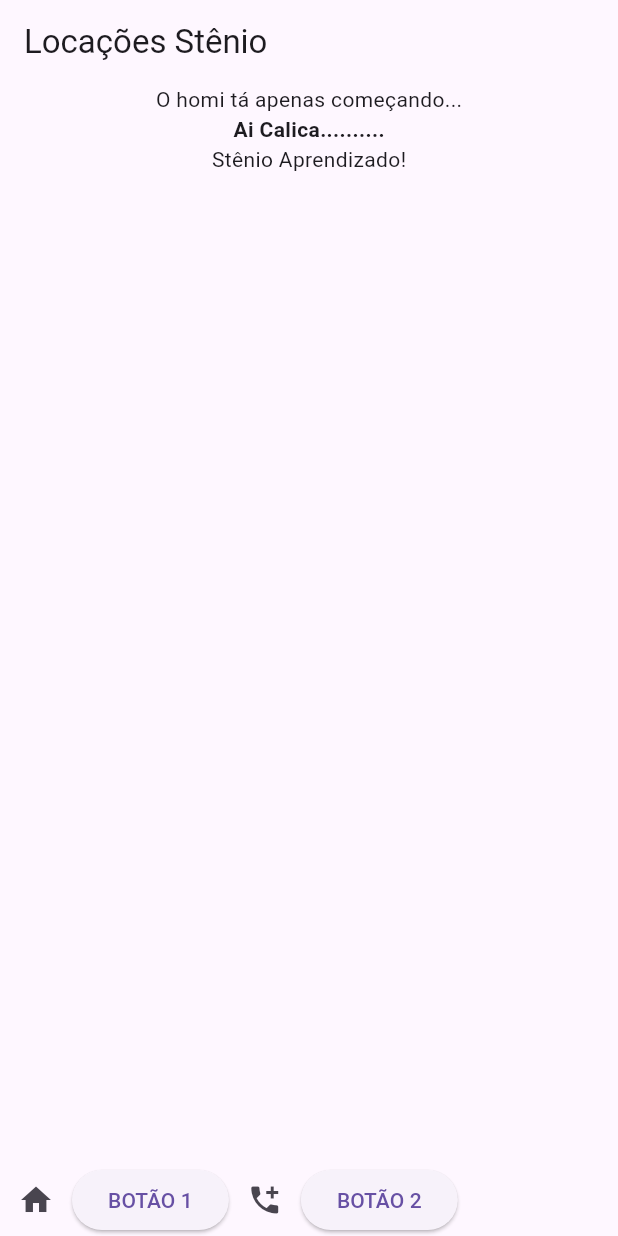
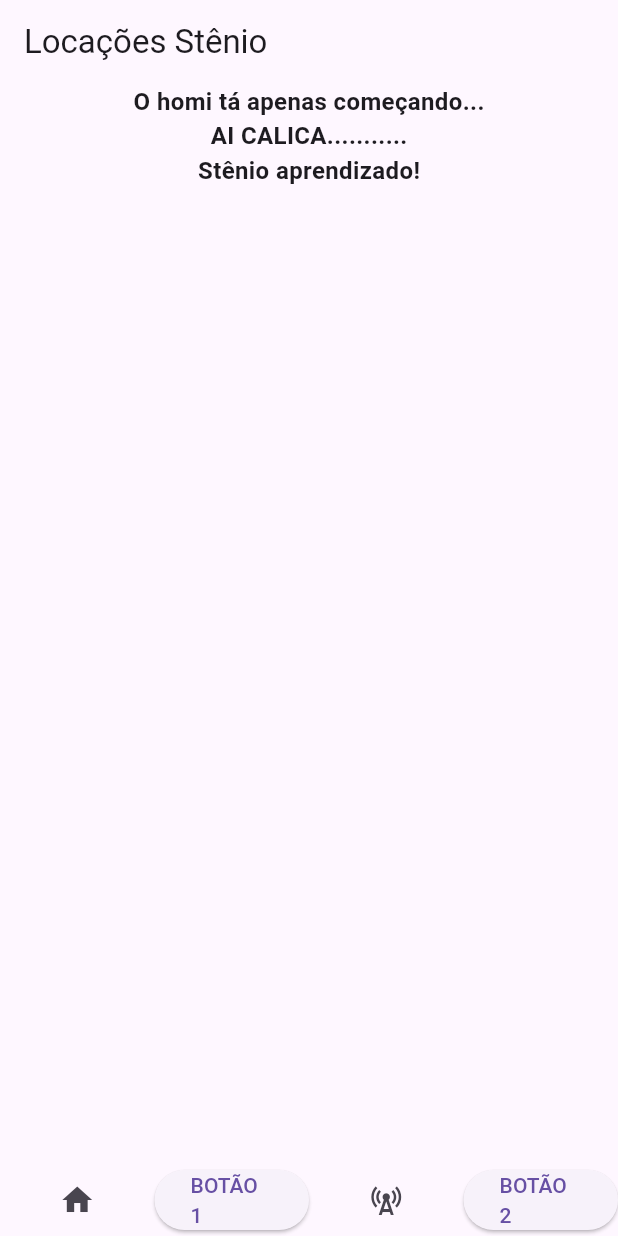
Before and after one commit to StenioEric/POO---UFRN, a Flutter app: the screen it shows after launch, after a tap on "BOTÃO 1", on a phone screen of 412 x 824 dp. Run offline on Flutter 3.47's test engine with Material 3 defaults, Android fonts, the phone set to English and light mode, and no system bars; Roboto replaces fonts that are missing (Montserrat).

Commit message:
Atualização na fonte de texto

```diff
--- a/flutter_zb4006glb410/lib/main.dart
+++ b/flutter_zb4006glb410/lib/main.dart
@@ -4,7 +4,15 @@ void main() {
 
   MaterialApp app = MaterialApp(
 
-      theme: ThemeData(primarySwatch: Colors.deepPurple),
+      theme: ThemeData(
+        primarySwatch: Colors.deepPurple,
+        textTheme: TextTheme(
+
+        )
+
+
+
+      ),
 
       home: Scaffold(
 
@@ -16,14 +24,33 @@ void main() {
 
             children: [
 
-              Text("O homi tá apenas começando..."),
-
-              const Text(
-                'Ai Calica..........',
-                style: TextStyle(fontWeight:FontWeight.bold),
+              Text(
+                'O homi tá apenas começando...',
+                style: TextStyle(
+                  fontFamily: 'Montserrat',
+                  fontSize: 16.0,
+                  fontWeight: FontWeight.bold,
+                ),
               ),
 
-              Text("Stênio Aprendizado!"),
+              Text(
+                'AI CALICA...........',
+                style: TextStyle(
+                  fontFamily: 'Montserrat',
+                  fontSize: 16.0,
+                  fontWeight: FontWeight.bold,
+                ),
+              ),
+
+              Text(
+                'Stênio aprendizado!',
+                style: TextStyle(
+                  fontFamily: 'Montserrat',
+                  fontSize: 16.0,
+                  fontWeight: FontWeight.bold,
+                ),
+              ),
+
 
             ]
 
@@ -38,7 +65,9 @@ void main() {
 
           children:[
 
-            IconButton(
+            Expanded (
+
+              child: IconButton(
 
                 icon: Icon(Icons.home),
                 tooltip: 'HOME',
@@ -51,36 +80,53 @@ void main() {
 
               ),
 
-            ElevatedButton(
+            ),
 
-              child: Text('BOTÃO 1'),
+            Expanded (
+
+              child: ElevatedButton(
 
                 onPressed: () {
 
                   print('Botão 1 pressionado!');
 
                 },
+                child: Text('BOTÃO 1'),
+              ),
 
             ),
 
-            IconButton(
-              icon: Icon(Icons.add_ic_call),
+            Expanded (
+
+              child: IconButton(
+
+                icon: Icon(Icons.cell_tower),
+                tooltip: 'cell_tower',
+
                 onPressed: () {
+
                   print('CELL pressionado!');
+
                 },
+
               ),
 
-            ElevatedButton(
+            ),
 
-              child: Text('BOTÃO 2'),
+            Expanded (
+
+              child: ElevatedButton(
 
                 onPressed: () {
 
                   print('Botão 2 pressionado!');
 
                 },
+                child: Text('BOTÃO 2'),
+              ),
 
             ),
+
           ]
 
         )
```
Lines whose indentation alone changed are shown as unchanged.
